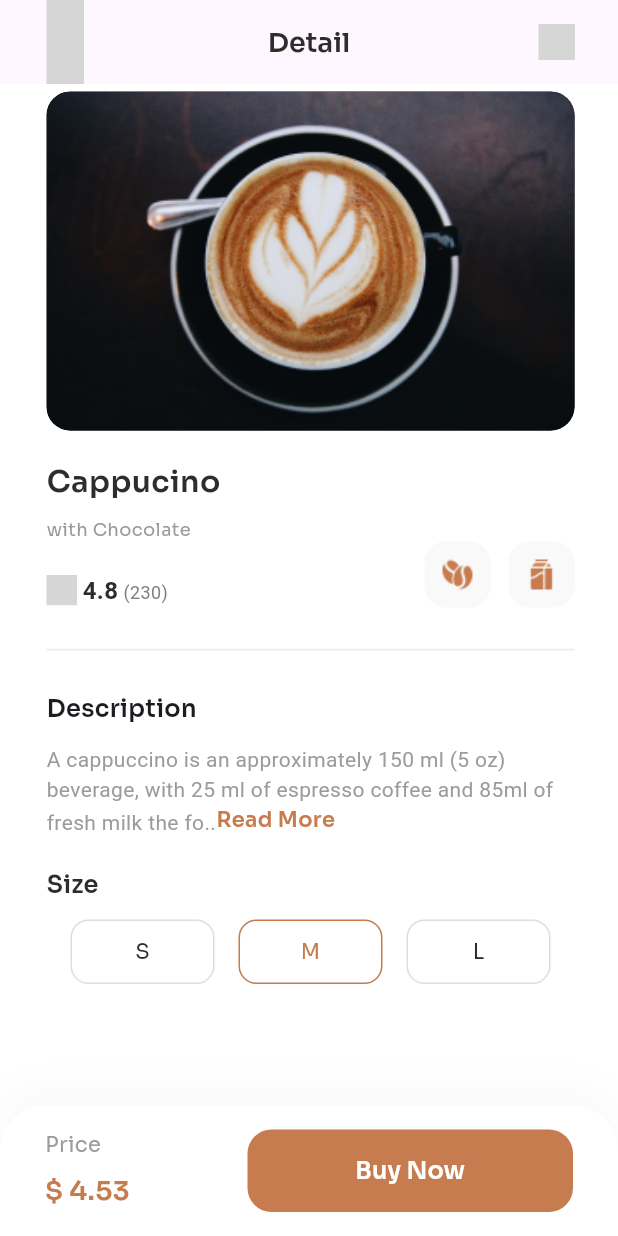
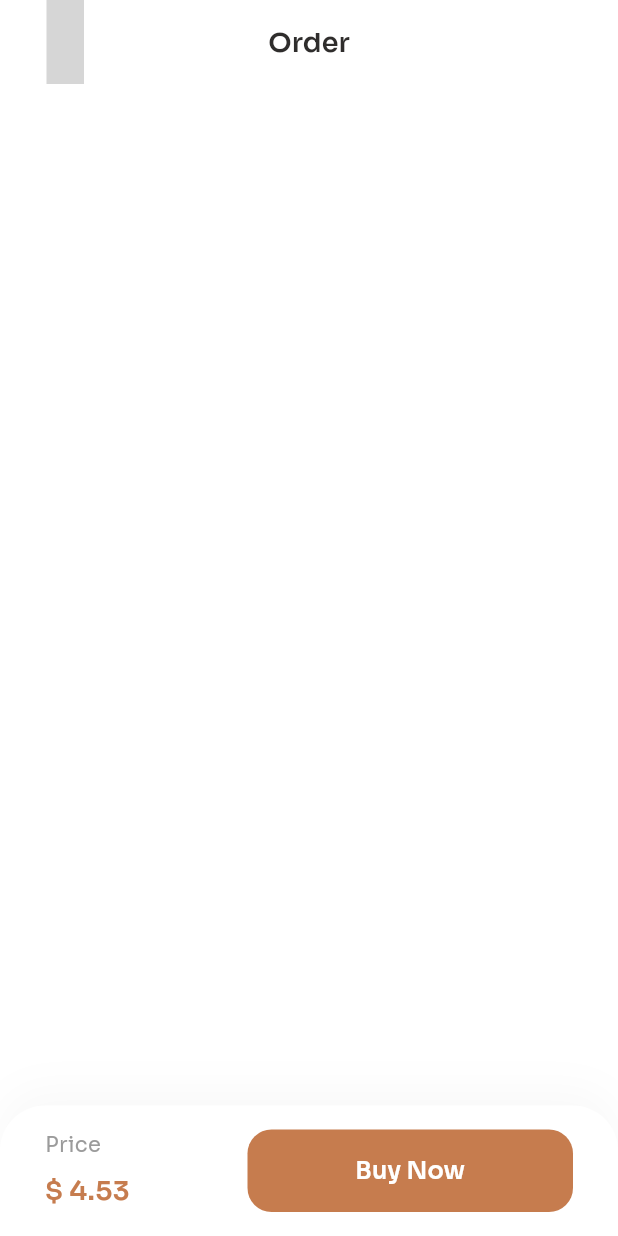
Before and after one commit to onaya7/Coffie, a Flutter app: the DetailScreen screen opened by its route, after a tap on "Buy Now", on a phone screen of 412 x 824 dp. Run offline on Flutter 3.47's test engine with Material 3 defaults, Android fonts, the light colour scheme and no system bars; our stand-ins replace flutter_svg; grey boxes are pictures that could not be loaded.

Commit message:
Add Order Screen and Update Detail Screen

```diff
--- a/lib/main.dart
+++ b/lib/main.dart
@@ -1,6 +1,7 @@
 import 'package:coffie/screens/detail_screen.dart';
 import 'package:coffie/screens/home_screen.dart';
 import 'package:coffie/screens/onbording_screen.dart';
+import 'package:coffie/screens/order_screen.dart';
 import 'package:flutter/material.dart';
 
 void main() {
@@ -19,7 +20,9 @@ class MyApp extends StatelessWidget {
       routes: {
         '/': (context) => const OnboardingScreen(),
         '/home': (context) => const HomeScreen(),
-        '/detail': (context) => const DetailScreen()
+        '/detail': (context) => const DetailScreen(),
+         '/order': (context) => const OrderScreen()
+
       },
       title: 'Flutter Demo',
       theme: ThemeData(
--- a/lib/screens/detail_screen.dart
+++ b/lib/screens/detail_screen.dart
@@ -10,6 +10,7 @@ class DetailScreen extends StatelessWidget {
     return Scaffold(
       backgroundColor: Colors.white,
       appBar: AppBar(
+        backgroundColor: Colors.white,
         leading: Padding(
           padding: const EdgeInsets.only(left: 31.0),
           child: GestureDetector(
@@ -340,7 +341,7 @@ class DetailScreen extends StatelessWidget {
                     height: 62,
                     width: 217,
                     child: TextButton(
-                      onPressed: () {},
+                      onPressed: () => Navigator.pushNamed(context, '/order'),
                       style: TextButton.styleFrom(
                         elevation: 0,
                         backgroundColor: const Color(0xFFC67C4E),
--- /dev/null
+++ b/lib/screens/order_screen.dart
@@ -0,0 +1,117 @@
+import 'package:flutter/material.dart';
+import 'package:flutter_svg/flutter_svg.dart';
+
+class OrderScreen extends StatelessWidget {
+  const OrderScreen({super.key});
+
+  @override
+  Widget build(BuildContext context) {
+    final w = MediaQuery.of(context).size.width;
+    return Scaffold(
+      backgroundColor: Colors.white,
+      appBar: AppBar(
+        backgroundColor:  Colors.white,
+        leading: Padding(
+          padding: const EdgeInsets.only(left: 31.0),
+          child: GestureDetector(
+            onTap: () => Navigator.pushNamed(context, '/detail'),
+            child: SvgPicture.asset(
+              'assets/images/caret-left.svg',
+              color: Colors.black,
+              width: 24,
+              height: 24,
+            ),
+          ),
+        ),
+        title: const Text(
+          'Order',
+          style: TextStyle(
+              fontSize: 18,
+              fontWeight: FontWeight.w600,
+              color: Color(0xFF2F2D2C)),
+        ),
+        centerTitle: true,
+      ),
+      body: Container(
+        padding:
+            const EdgeInsets.only(left: 31.0, top: 5, right: 29.0, bottom: 5),
+        width: w,
+        color: Colors.white,
+        child: const Column(
+            crossAxisAlignment: CrossAxisAlignment.start, children: <Widget>[]),
+      ),
+      bottomNavigationBar: Container(
+        decoration: const BoxDecoration(
+          boxShadow: <BoxShadow>[
+            BoxShadow(
+              color: Color(0x3FE4E4E4),
+              blurRadius: 24,
+              offset: Offset(0, -10),
+              spreadRadius: 0,
+            )
+          ],
+          borderRadius: BorderRadius.only(
+            topRight: Radius.circular(30),
+            topLeft: Radius.circular(30),
+          ),
+          color: Colors.white,
+        ),
+        child: BottomAppBar(
+            color: Colors.transparent,
+            elevation: 0,
+            height: 87,
+            padding: const EdgeInsets.symmetric(horizontal: 30, vertical: 16),
+            child: Row(
+                mainAxisAlignment: MainAxisAlignment.spaceBetween,
+                children: <Widget>[
+                  const Column(
+                    crossAxisAlignment: CrossAxisAlignment.start,
+                    children: <Widget>[
+                      Text(
+                        'Price',
+                        style: TextStyle(
+                          color: Color(0xFF9B9B9B),
+                          fontSize: 14,
+                          fontWeight: FontWeight.w400,
+                        ),
+                      ),
+                      SizedBox(
+                        height: 8,
+                      ),
+                      Text(
+                        '\$ 4.53',
+                        style: TextStyle(
+                          color: Color(0xFFC67C4E),
+                          fontSize: 18,
+                          fontWeight: FontWeight.w600,
+                        ),
+                      ),
+                    ],
+                  ),
+                  SizedBox(
+                    height: 62,
+                    width: 217,
+                    child: TextButton(
+                      onPressed: () => Navigator.pushNamed(context, '/order'),
+                      style: TextButton.styleFrom(
+                        elevation: 0,
+                        backgroundColor: const Color(0xFFC67C4E),
+                        shape: RoundedRectangleBorder(
+                          borderRadius: BorderRadius.circular(16),
+                        ),
+                      ),
+                      child: const Text(
+                        'Buy Now',
+                        style: TextStyle(
+                          color: Colors.white,
+                          fontSize: 16,
+                          fontWeight: FontWeight.w600,
+                        ),
+                      ),
+                    ),
+                  ),
+                ])),
+      ),
+    );
+  }
+}
```
